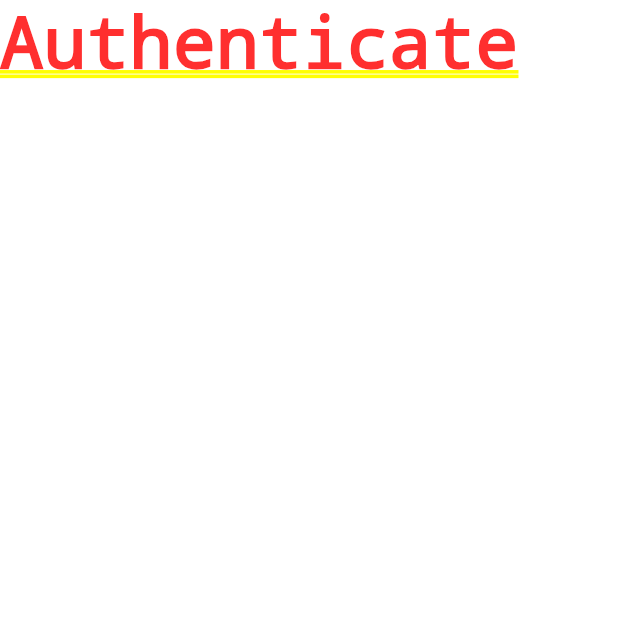
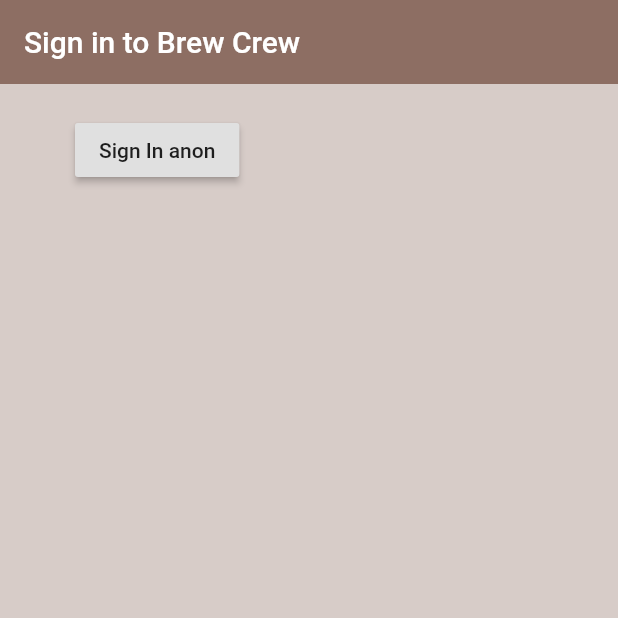
Before and after one commit to bholbein/flutter_brew_crew, a Flutter app: the screen it shows after launch, on a phone screen of 412 x 824 dp, the top half of it. Run offline on Flutter 3.47's test engine with Material 2 defaults, Android fonts, the phone set to English and light mode, and no system bars; our stand-ins replace firebase_auth, firebase_core; accounts and stored records are empty.

Commit message:
firebase core + sign in

```diff
--- a/lib/screens/authenticate/authenticate.dart
+++ b/lib/screens/authenticate/authenticate.dart
@@ -1,3 +1,4 @@
+import 'package:brew_crew/screens/authenticate/sign_in.dart';
 import 'package:flutter/material.dart';
 
 class Authenticate extends StatefulWidget {
@@ -9,7 +10,7 @@ class _AuthenticateState extends State<Authenticate> {
   @override
   Widget build(BuildContext context) {
     return Container(
-      child: Text('Authenticate'),
+      child: SignIn(),
     );
   }
 }
--- /dev/null
+++ b/lib/screens/authenticate/sign_in.dart
@@ -0,0 +1,38 @@
+import 'package:brew_crew/services/auth.dart';
+import 'package:flutter/material.dart';
+
+class SignIn extends StatefulWidget {
+  @override
+  _SignInState createState() => _SignInState();
+}
+
+class _SignInState extends State<SignIn> {
+  final AuthService _auth = AuthService();
+
+  @override
+  Widget build(BuildContext context) {
+    return Scaffold(
+      backgroundColor: Colors.brown[100],
+      appBar: AppBar(
+        backgroundColor: Colors.brown[400],
+        elevation: 0.0,
+        title: Text('Sign in to Brew Crew'),
+      ),
+      body: Container(
+        padding: EdgeInsets.symmetric(vertical: 20.0, horizontal: 50.0),
+        child: RaisedButton(
+          child: Text('Sign In anon'),
+          onPressed: () async {
+            dynamic result = await _auth.signInAnon();
+            if (result == null) {
+              print('error signing in');
+            } else {
+              print('signed in');
+              print(result);
+            }
+          },
+        ),
+      ),
+    );
+  }
+}
--- a/pubspec.yaml
+++ b/pubspec.yaml
@@ -23,6 +23,7 @@ environment:
 dependencies:
   flutter:
     sdk: flutter
+  firebase_core: ^0.5.2+1
   firebase_auth: ^0.18.3+1
   cloud_firestore: ^0.14.3+1
 
```
Also changed, not shown: lib/main.dart (+6 -1 lines), pubspec.lock.
